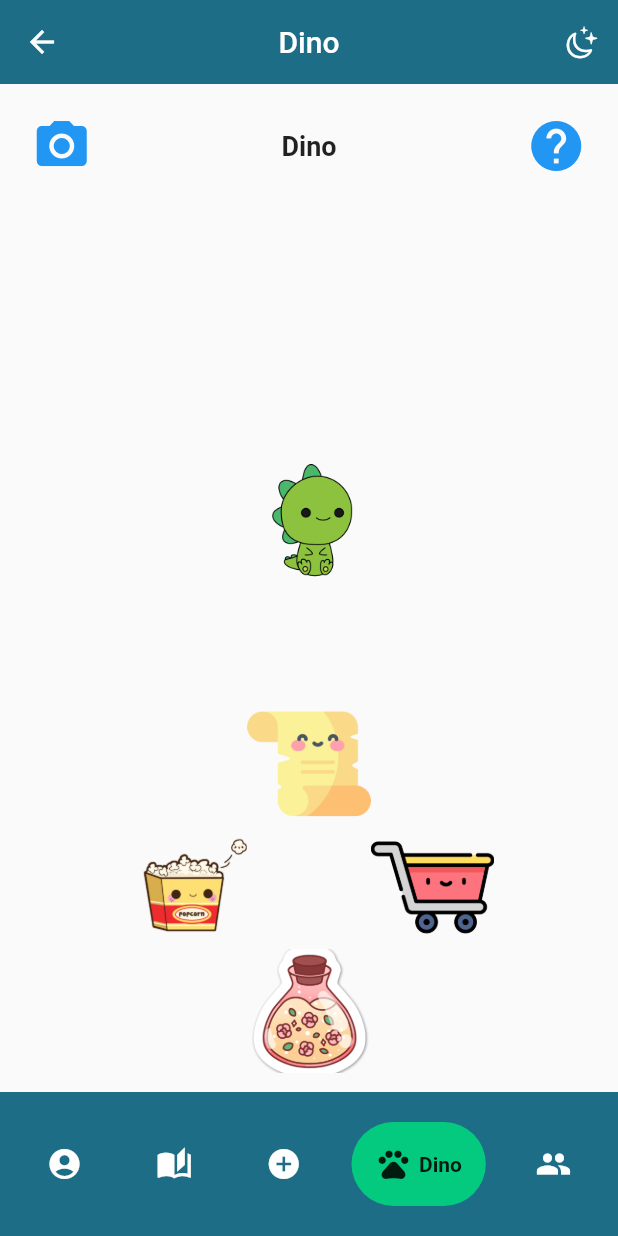
After one commit to fabim1992/DinoDiary, a Flutter app: the screen it shows once a user with an empty profile is signed in, item 4 of the bottom bar chosen, after a tap on the "photo camera" icon, on a phone screen of 412 x 824 dp. The commit adds this screen. Run offline on Flutter 3.47's test engine with Material 2 defaults, Android fonts, the phone set to English and light mode, and no system bars; drawn by our look-alikes of google_nav_bar; our stand-ins replace cloud_firestore, firebase_auth, firebase_core, google_fonts, google_sign_in, table_calendar; accounts and stored records are empty; network calls fail.

Commit message:
Dino e outros cuidados

```diff
--- a/lib/pages/assist_cards.dart
+++ b/lib/pages/assist_cards.dart
@@ -2,6 +2,7 @@ import 'package:dino_diary/style/app_style.dart';
 import 'package:dino_diary/widgets/Card_user.dart';
 import 'package:dino_diary/widgets/my_textbold.dart';
 import 'package:flutter/material.dart';
+import 'package:dino_diary/widgets/my_navbar.dart';
 
 class AssistCard extends StatelessWidget {
   const AssistCard({super.key});
@@ -9,10 +10,11 @@ class AssistCard extends StatelessWidget {
   @override
   Widget build(BuildContext context) {
     return Scaffold(
+      bottomNavigationBar: MyNavbar(),
       backgroundColor: AppStyle.mainColor,
       appBar: AppBar(
         title: const MyTextBold(
-          myText: 'SEUS PACIENTES',
+          myText: 'AMIGOS',
           isBold: true,
           iscolorwhite: true,
         ),
--- /dev/null
+++ b/lib/pages/dino.dart
@@ -0,0 +1,124 @@
+import 'package:dino_diary/widgets/my_appbar.dart';
+import 'package:dino_diary/widgets/my_navbar.dart';
+import 'package:flutter/material.dart';
+
+class Dino extends StatefulWidget {
+  const Dino({super.key});
+
+  @override
+  State<Dino> createState() => _DinoState();
+}
+
+class _DinoState extends State<Dino> {
+  List<Widget?> gridItems = List.generate(40, (index) {
+    if (index == 17) {
+      return GestureDetector(
+        onTap: () {
+          print("Clicked on cute-dino.png");
+        },
+        child: Image.asset(
+          'lib/assets/images/cute-dino.png',
+          fit: BoxFit.cover,
+        ),
+      );
+    } else if (index == 0) {
+      return GestureDetector(
+        onTap: () {
+          print("Clicked on camera");
+        },
+        child: Icon(
+          Icons.photo_camera,
+          color: Colors.blue,
+          size: 40.0,
+        ),
+      );
+    } else if (index == 2) {
+      return Container(
+        color: Colors.transparent,
+        margin: EdgeInsets.all(5),
+        child: Center(
+          child: Text(
+            "Dino",
+            style: TextStyle(
+              fontSize: 18,
+              fontWeight: FontWeight.bold,
+            ),
+          ),
+        ),
+      );
+    } else if (index == 4) {
+      return GestureDetector(
+        onTap: () {
+          print("Clicked on help.png");
+        },
+        child: Icon(
+          Icons.help,
+          color: Colors.blue,
+          size: 40.0,
+        ),
+      );
+    } else if (index == 27) {
+      return GestureDetector(
+        onTap: () {
+          print("Clicked on dino-quest.png");
+        },
+        child: Image.asset(
+          'lib/assets/images/dino-quest.png',
+          fit: BoxFit.cover,
+        ),
+      );
+    } else if (index == 31) {
+      return GestureDetector(
+        onTap: () {
+          print("Clicked on dino-popcorn.png");
+        },
+        child: Image.asset(
+          'lib/assets/images/dino-popcorn.png',
+          fit: BoxFit.cover,
+        ),
+      );
+    } else if (index == 33) {
+      return GestureDetector(
+        onTap: () {
+          print("Clicked on dino-shop.png");
+        },
+        child: Image.asset(
+          'lib/assets/images/dino-shop.png',
+          fit: BoxFit.cover,
+        ),
+      );
+    } else if (index == 37) {
+      return GestureDetector(
+        onTap: () {
+          print("Clicked on dino-potion.png");
+        },
+        child: Image.asset(
+          'lib/assets/images/dino-potion.png',
+          fit: BoxFit.cover,
+        ),
+      );
+    } else {
+      return Container(
+        color: Colors.transparent,
+        margin: EdgeInsets.all(5),
+      );
+    }
+  });
+
+  @override
+  Widget build(BuildContext context) {
+    return Scaffold(
+      appBar: buildAppBar(context, "Dino"),
+      body: GridView.builder(
+        itemCount: gridItems.length,
+        gridDelegate:
+            SliverGridDelegateWithFixedCrossAxisCount(crossAxisCount: 5),
+        itemBuilder: (context, index) {
+          // Check if the item is null, and return an empty container if it is
+          return gridItems[index] ?? Container();
+        },
+      ),
+      bottomNavigationBar: MyNavbar(),
+    );
+  }
+}
--- a/lib/pages/home_page.dart
+++ b/lib/pages/home_page.dart
@@ -1,7 +1,6 @@
 import 'package:cloud_firestore/cloud_firestore.dart';
 import 'package:dino_diary/pages/note_editor.dart';
 import 'package:dino_diary/pages/note_reader.dart';
-import 'package:dino_diary/services/Singleton.dart';
 import 'package:dino_diary/style/app_style.dart';
 import 'package:dino_diary/widgets/card_diary.dart';
 import 'package:firebase_auth/firebase_auth.dart';
@@ -12,7 +11,6 @@ class HomePage extends StatelessWidget {
   HomePage({super.key});
 
   final user = FirebaseAuth.instance.currentUser!;
-  var userS = Singleton();
   var date = DateTime.now;
 
   // sign user out
--- a/lib/pages/login_page.dart
+++ b/lib/pages/login_page.dart
@@ -78,9 +78,10 @@ class _LoginPageState extends State<LoginPage> {
               const SizedBox(height: 50),
 
               //logo
-              const Icon(
-                Icons.lock,
-                size: 100,
+              Image.asset(
+                'lib/assets/images/dinosaur-book.png', // Replace with the path to your image asset
+                width: 100,
+                height: 100,
               ),
 
               //Navbar
--- a/lib/pages/note_editor.dart
+++ b/lib/pages/note_editor.dart
@@ -1,8 +1,10 @@
 import 'dart:math';
 import 'package:cloud_firestore/cloud_firestore.dart';
 import 'package:dino_diary/style/app_style.dart';
+import 'package:dino_diary/widgets/my_appbar.dart';
 import 'package:dino_diary/widgets/my_navbar.dart';
 import 'package:flutter/material.dart';
+import 'package:intl/intl.dart';
 
 class NoteEditorPage extends StatefulWidget {
   const NoteEditorPage({super.key});
@@ -13,23 +15,19 @@ class NoteEditorPage extends StatefulWidget {
 
 class _NoteEditorPageState extends State<NoteEditorPage> {
   int color_id = Random().nextInt(AppStyle.cardsColor.length);
-  String date = DateTime.now().toString();
+  DateTime now = DateTime.now();
   TextEditingController _titleController = TextEditingController();
   TextEditingController _mainController = TextEditingController();
+
   @override
   Widget build(BuildContext context) {
+    String date = DateFormat('yyyy-MM-dd HH:mm').format(now);
+    String dayOfWeek = DateFormat('EEEE').format(now);
+
     return Scaffold(
       bottomNavigationBar: MyNavbar(),
       backgroundColor: AppStyle.cardsColor[color_id],
-      appBar: AppBar(
-        backgroundColor: AppStyle.cardsColor[color_id],
-        elevation: 0.0,
-        iconTheme: IconThemeData(color: Colors.black),
-        title: Text(
-          "Adicionar novo registro",
-          style: TextStyle(color: Colors.black),
-        ),
-      ),
+      appBar: buildAppBar(context, "Adicionar novo registro"),
       body: Padding(
         padding: const EdgeInsets.all(8.0),
         child: Column(
@@ -46,12 +44,21 @@ class _NoteEditorPageState extends State<NoteEditorPage> {
             SizedBox(
               height: 8.0,
             ),
+            Row(
+              mainAxisAlignment: MainAxisAlignment.spaceBetween,
+              children: [
+                Text(
+                  dayOfWeek,
+                  style: AppStyle.dateTitle,
+                ),
                 Text(
                   date,
                   style: AppStyle.dateTitle,
                 ),
+              ],
+            ),
             SizedBox(
-              height: 28.0,
+              height: 10.0,
             ),
             TextField(
               controller: _mainController,
@@ -66,8 +73,43 @@ class _NoteEditorPageState extends State<NoteEditorPage> {
           ],
         ),
       ),
-      floatingActionButton: FloatingActionButton(
-        backgroundColor: AppStyle.accentColor,
+      floatingActionButton: Container(
+        margin: EdgeInsets.only(left: 30),
+        child: Row(
+          mainAxisAlignment: MainAxisAlignment.spaceEvenly,
+          children: [
+            ElevatedButton(
+              onPressed: () {},
+              child: Icon(Icons.edit),
+              style: ButtonStyle(
+                fixedSize: MaterialStateProperty.all(Size(50.0, 50.0)),
+                backgroundColor:
+                    MaterialStateProperty.all(AppStyle.accentColor2),
+              ),
+            ),
+            SizedBox(width: 8.0),
+            ElevatedButton(
+              onPressed: () {},
+              child: Icon(Icons.palette),
+              style: ButtonStyle(
+                fixedSize: MaterialStateProperty.all(Size(50.0, 50.0)),
+                backgroundColor:
+                    MaterialStateProperty.all(AppStyle.accentColor2),
+              ),
+            ),
+            SizedBox(width: 8.0),
+            ElevatedButton(
+              onPressed: () {},
+              child: Icon(Icons.text_format),
+              style: ButtonStyle(
+                fixedSize: MaterialStateProperty.all(Size(50.0, 50.0)),
+                backgroundColor:
+                    MaterialStateProperty.all(AppStyle.accentColor2),
+              ),
+            ),
+            SizedBox(width: 16.0),
+            FloatingActionButton(
+              backgroundColor: AppStyle.accentColor2,
               onPressed: () async {
                 FirebaseFirestore.instance.collection("Notes").add({
                   "note_title": _titleController.text,
@@ -77,10 +119,15 @@ class _NoteEditorPageState extends State<NoteEditorPage> {
                 }).then((value) {
                   print(value.id);
                   Navigator.pop(context);
-          }).catchError((error) =>
-              print("Falha ao adicionar registro por causa de $error"));
+                }).catchError(
+                  (error) =>
+                      print("Falha ao adicionar registro por causa de $error"),
+                );
               },
               child: Icon(Icons.save),
+            ),
+          ],
+        ),
       ),
     );
   }
--- a/lib/widgets/my_navbar.dart
+++ b/lib/widgets/my_navbar.dart
@@ -1,7 +1,7 @@
 import 'package:dino_diary/pages/assist_cards.dart';
 import 'package:dino_diary/pages/calendar_page.dart';
+import 'package:dino_diary/pages/dino.dart';
 import 'package:dino_diary/pages/note_editor.dart';
-import 'package:dino_diary/pages/user_config.dart';
 import 'package:dino_diary/pages/user_profile.dart';
 import 'package:dino_diary/style/app_style.dart';
 import 'package:google_nav_bar/google_nav_bar.dart';
@@ -60,7 +60,7 @@ class _MyNavbarState extends State<MyNavbar> {
             ),
             GButton(
               icon: Icons.add_circle,
-              text: 'Novo Registro',
+              text: 'Registro',
               onPressed: () {
                 Navigator.push(
                   context,
@@ -74,17 +74,17 @@ class _MyNavbarState extends State<MyNavbar> {
               onPressed: () {
                 Navigator.push(
                   context,
-                  MaterialPageRoute(builder: (context) => AssistCard()),
+                  MaterialPageRoute(builder: (context) => Dino()),
                 );
               },
             ),
             GButton(
-              icon: Icons.settings,
-              text: 'Configurações',
+              icon: Icons.people,
+              text: 'Amigos',
               onPressed: () {
                 Navigator.push(
                   context,
-                  MaterialPageRoute(builder: (context) => UserConfigPage()),
+                  MaterialPageRoute(builder: (context) => AssistCard()),
                 );
               },
             ),
```
Also changed, not shown: lib/pages/note_reader.dart (+37 -5 lines), lib/pages/user_config.dart (deleted, +0 -18 lines), lib/services/Singleton.dart (deleted, +0 -11 lines), lib/widgets/card_diary.dart (+9 -3 lines), lib/widgets/pop_menu.dart (added, +13 -0 lines), pubspec.yaml (+7 -0 lines), lib/assets/images/cute-dino.png (added), lib/assets/images/dino-gold.png (added), lib/assets/images/dino-popcorn.png (added), lib/assets/images/dino-potion.png (added), lib/assets/images/dino-quest.png (added), lib/assets/images/dino-shop.png (added). Lines whose indentation alone changed are shown as unchanged.
